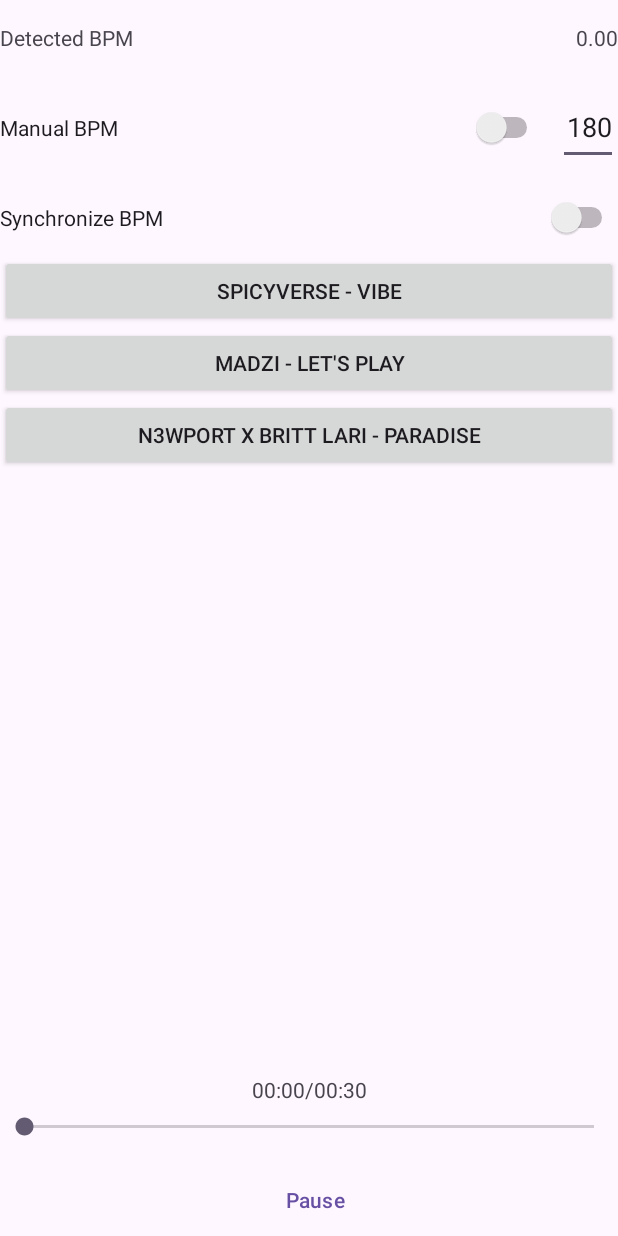
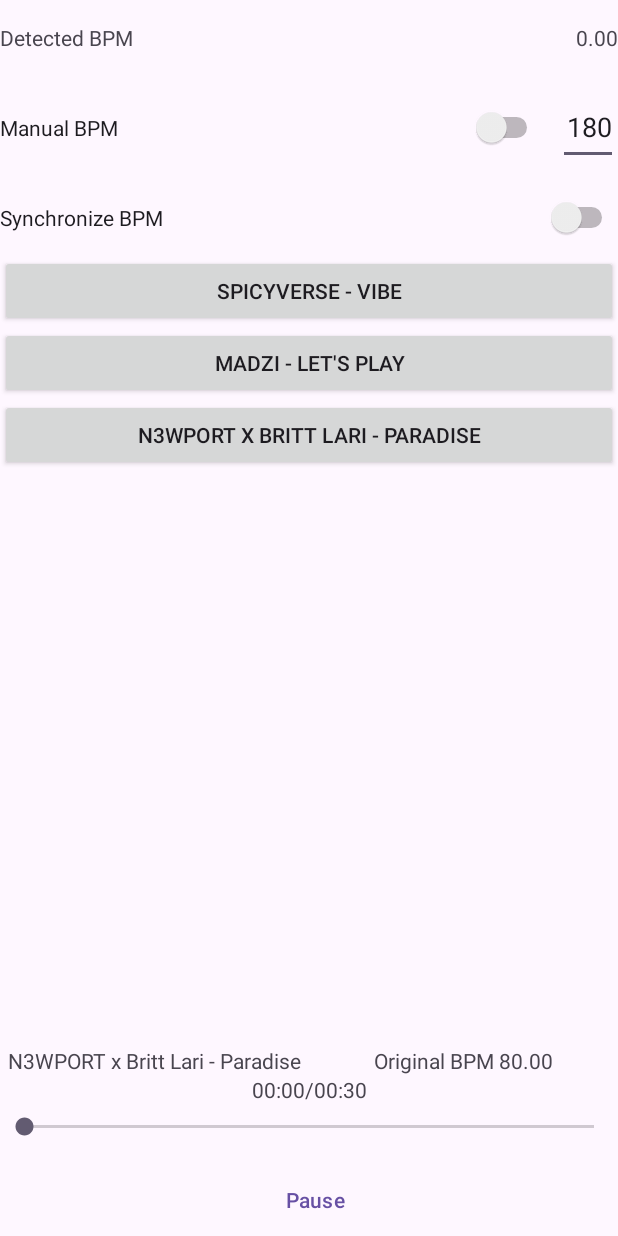
Before and after one commit to YuichiKondo/sync-player, an Android app: the screen it shows after launch (MainActivity), after a tap on an icon or button, on a phone screen of 412 x 824 dp. Run offline under Robolectric (Android 15) with nearby library versions, the phone set to English and light mode, and no system bars; 3 other taps on this screen came first.

Commit message:
Add song info
(cherry picked from commit def1ab6f4252345f8fe69e44afb3f1c4356cfa28)

```diff
--- a/app/src/main/java/com/example/syncplayer/MainActivity.java
+++ b/app/src/main/java/com/example/syncplayer/MainActivity.java
@@ -51,6 +51,8 @@ public class MainActivity extends AppCompatActivity {
     private Handler updateSeekBarHandler;
     private Handler timeoutHandler;
     private TextView detectedBPMTextView;
+    private TextView songInfoTextView;
+    private TextView originalBPMTextView;
     private TextView playTimeTextView;
     private EditText manualBpmEditText;
     private SeekBar seekBar;
@@ -93,6 +95,8 @@ public class MainActivity extends AppCompatActivity {
                 pauseOrResumeButton.setText(R.string.pause);
             }
         });
+        songInfoTextView = findViewById(R.id.text_view_song_info);
+        originalBPMTextView = findViewById(R.id.text_view_original_bpm);
         playTimeTextView = findViewById(R.id.text_view_play_time);
         seekBar = findViewById(R.id.seek_bar);
         seekBar.setOnSeekBarChangeListener(new SeekBar.OnSeekBarChangeListener() {
@@ -102,7 +106,7 @@ public class MainActivity extends AppCompatActivity {
                 playTimeTextView.setText(String.format(Locale.getDefault(), "%s/%s", formatTime(progress), formatTime(duration)));
                 if (fromUser) {
                     player.seekTo(progress);
-                    Log.d("DEBUG", "onProgressChanged to: " + progress);
+                    Log.d("DEBUG", "onProgressChanged fromUser to: " + progress);
                 }
             }
 
@@ -189,6 +193,8 @@ public class MainActivity extends AppCompatActivity {
         player.play(song);
         seekBar.setMax(player.getDuration());
         seekBar.setProgress(0);
+        songInfoTextView.setText(String.format(Locale.getDefault(), "%s - %s", song.artist, song.title));
+        originalBPMTextView.setText(String.format(Locale.getDefault(), "Original BPM %.2f", song.BPM));
         pauseOrResumeButton.setText(R.string.pause);
         player.setCompletionListener(mp -> {
             Song nextSong = playList.next();
--- a/app/src/main/res/layout/activity_main.xml
+++ b/app/src/main/res/layout/activity_main.xml
@@ -97,6 +97,26 @@
             android:layout_height="wrap_content"
             android:orientation="vertical">
 
+            <LinearLayout
+                android:layout_width="match_parent"
+                android:layout_height="wrap_content"
+                android:orientation="horizontal">
+
+                <TextView
+                    android:id="@+id/text_view_song_info"
+                    android:layout_width="0dp"
+                    android:layout_height="wrap_content"
+                    android:layout_weight="1"
+                    android:gravity="center" />
+
+                <TextView
+                    android:id="@+id/text_view_original_bpm"
+                    android:layout_width="0dp"
+                    android:layout_height="wrap_content"
+                    android:layout_weight="1"
+                    android:gravity="center" />
+            </LinearLayout>
+
             <TextView
                 android:id="@+id/text_view_play_time"
                 android:layout_width="match_parent"
```
